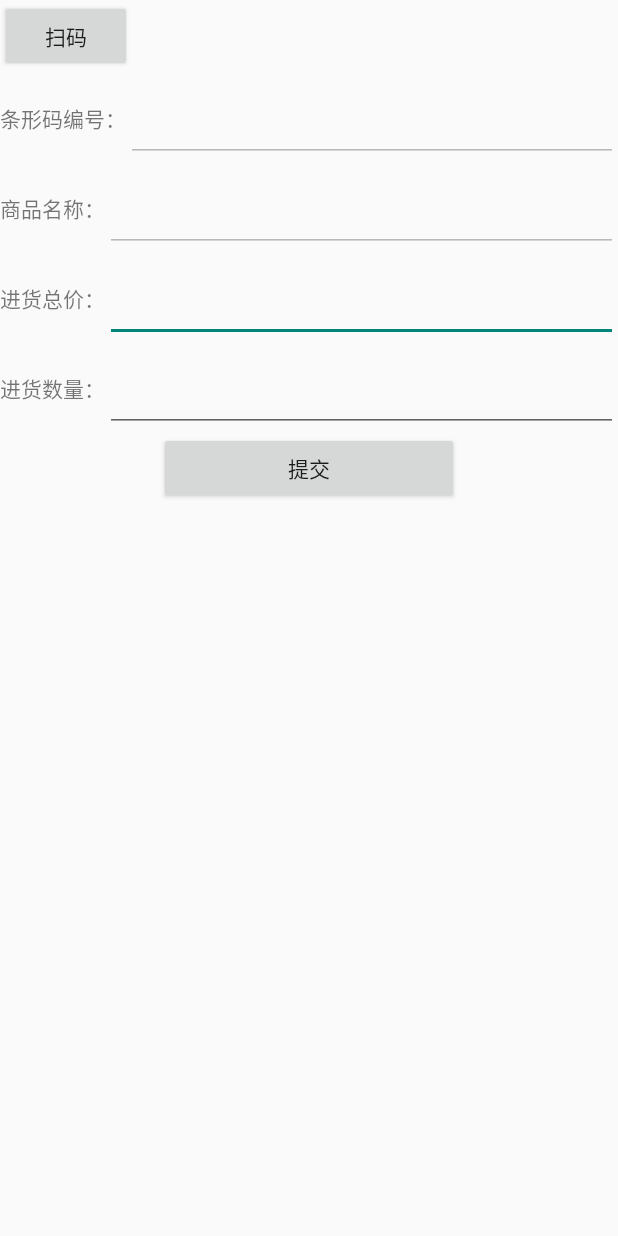
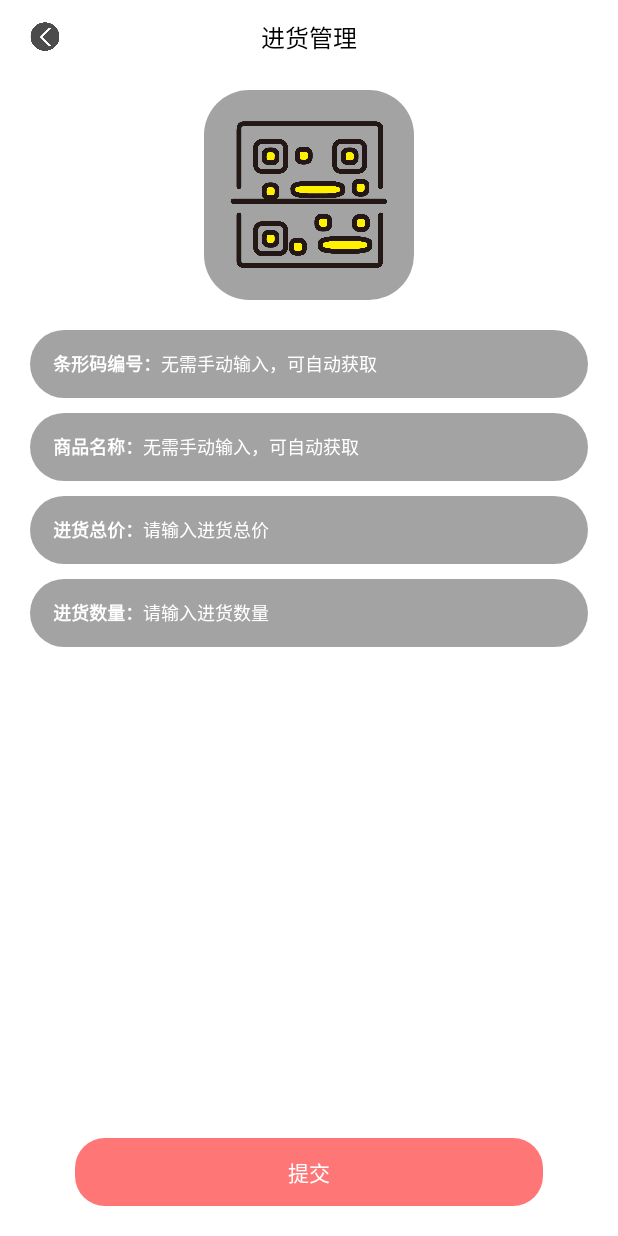
Before and after one commit to StarSky0414/yunshang, an Android app: the GoodsIntoActivity screen opened directly, with no data from a screen before it, on a phone screen of 412 x 824 dp. Run offline under Robolectric (Android 15) with nearby library versions, the phone set to English and light mode, and no system bars; our stand-ins replace EventBus; libraries missing offline, so code that uses them is left out: com.alibaba.fastjson, com.google.zxing.integration, org.greenrobot.greendao; 3 statements that could not run were skipped.

Commit message:
进货管理页面重写，软件名称修改

```diff
--- a/app/src/main/java/com/tts/starsky/phonesweepcode/view/GoodsIntoActivity.java
+++ b/app/src/main/java/com/tts/starsky/phonesweepcode/view/GoodsIntoActivity.java
@@ -8,6 +8,7 @@ import android.os.Bundle;
 import android.view.View;
 import android.widget.Button;
 import android.widget.EditText;
+import android.widget.TextView;
 import android.widget.Toast;
 
 import com.alibaba.fastjson.JSON;
@@ -21,7 +22,7 @@ import com.tts.starsky.phonesweepcode.db.provider.GoodsStockProvider;
 public class GoodsIntoActivity extends Activity implements View.OnClickListener, DialogInterface.OnClickListener {
 
     private Button bu_scan;
-    private Button submit_goods_info;
+    private TextView submit_goods_info;
     private EditText et_barcode;
     private EditText et_goodsName;
     private EditText et_intoPriceAll;
@@ -45,7 +46,7 @@ public class GoodsIntoActivity extends Activity implements View.OnClickListener,
     private void initView() {
         bu_scan = (Button) findViewById(R.id.bu_Scan);
         bu_scan.setOnClickListener(this);
-        submit_goods_info = (Button) findViewById(R.id.submit_goods_info);
+        submit_goods_info = (TextView) findViewById(R.id.submit_goods_info);
         submit_goods_info.setOnClickListener(this);
 
         et_barcode = (EditText) findViewById(R.id.et_barcode);
--- a/app/src/main/res/layout/activity_goods_info.xml
+++ b/app/src/main/res/layout/activity_goods_info.xml
@@ -13,7 +13,7 @@
         android:layout_height="50dp">
 
         <ImageView
-            android:id="@+id/iv_close_setting"
+            android:id="@+id/iv_close_good_info"
             android:layout_width="20dp"
             android:layout_height="20dp"
             android:layout_centerVertical="true"
@@ -131,6 +131,8 @@
             android:layout_height="45dp"
             android:background="#0000"
             android:hint="无需手动输入，可自动获取"
+            android:singleLine="true"
+            android:maxLines="1"
             android:textColor="#fff"
             android:textColorHint="#fff"
             android:textSize="12dp" />
--- a/app/src/main/res/layout/activity_main.xml
+++ b/app/src/main/res/layout/activity_main.xml
@@ -1,104 +1,190 @@
 <?xml version="1.0" encoding="utf-8"?>
 <RelativeLayout xmlns:android="http://schemas.android.com/apk/res/android"
-    xmlns:app="http://schemas.android.com/apk/res-auto"
-    xmlns:tools="http://schemas.android.com/tools"
     android:layout_width="match_parent"
     android:layout_height="match_parent"
-    tools:context=".MainActivity">
+    android:background="#fff"
+    android:paddingLeft="20dp"
+    android:paddingRight="20dp">
 
-    <Button
-        android:id="@+id/bu_Scan"
+    <RelativeLayout
+        android:id="@+id/rl_title"
+        android:layout_width="match_parent"
+        android:layout_height="50dp">
+
+        <ImageView
+            android:id="@+id/iv_close_main"
+            android:layout_width="20dp"
+            android:layout_height="20dp"
+            android:layout_centerVertical="true"
+            android:background="@mipmap/back_alpha" />
+
+        <TextView
+            android:id="@+id/tv_title"
+            android:layout_width="match_parent"
+            android:layout_height="30dp"
+            android:layout_centerInParent="true"
+            android:gravity="center"
+            android:text="进货管理"
+            android:textColor="#000"
+            android:textSize="16dp" />
+    </RelativeLayout>
+
+    <RelativeLayout
+        android:id="@+id/rl_scan"
         android:layout_width="wrap_content"
         android:layout_height="wrap_content"
-        android:text="扫码"
-        />
+        android:layout_below="@id/rl_title"
+        android:background="@drawable/shape_alpha_card"
+        android:padding="10dp"
+        android:layout_centerHorizontal="true"
+        android:layout_marginTop="10dp"
+        android:layout_marginBottom="10dp">
 
-    <!--<Button-->
-        <!--android:id="@+id/bu_getGoodsInfo"-->
-        <!--android:layout_width="wrap_content"-->
-        <!--android:layout_height="wrap_content"-->
-        <!--android:layout_alignParentTop="true"-->
-        <!--android:layout_alignParentEnd="true"-->
-        <!--android:text="自动获取商品信息" />-->
+        <Button
+            android:id="@+id/bu_Scan"
+            android:layout_width="120dp"
+            android:layout_height="120dp"
+            android:background="@mipmap/scan" />
+
+    </RelativeLayout>
 
     <LinearLayout
         android:id="@+id/ll_barcode"
-        android:layout_below="@id/bu_Scan"
         android:layout_width="match_parent"
-        android:layout_height="wrap_content">
+        android:layout_height="wrap_content"
+        android:layout_below="@id/rl_scan"
+        android:layout_marginTop="10dp"
+        android:background="@drawable/shape_alpha_card"
+        android:paddingLeft="15dp"
+        android:paddingRight="15dp">
+
         <TextView
             android:layout_width="wrap_content"
             android:layout_height="wrap_content"
             android:text="条形码编号："
-            />
+            android:textColor="#fff"
+            android:textSize="12dp"
+            android:textStyle="bold" />
+
         <EditText
-            android:enabled="false"
             android:id="@+id/et_barcode"
             android:layout_width="match_parent"
-            android:layout_height="60dp"
-            />
+            android:layout_height="45dp"
+            android:enabled="false"
+            android:background="#0000"
+            android:hint="无需手动输入，可自动获取"
+            android:inputType="number"
+            android:textColor="#fff"
+            android:textColorHint="#fff"
+            android:textSize="12dp"  />
     </LinearLayout>
 
     <LinearLayout
         android:id="@+id/ll_goodsName"
+        android:layout_width="match_parent"
+        android:layout_height="wrap_content"
         android:layout_below="@id/ll_barcode"
-        android:layout_width="match_parent"
-        android:layout_height="wrap_content">
+        android:layout_marginTop="10dp"
+        android:background="@drawable/shape_alpha_card"
+        android:paddingLeft="15dp"
+        android:paddingRight="15dp">
+
         <TextView
             android:layout_width="wrap_content"
             android:layout_height="wrap_content"
             android:text="商品名称："
-            />
+            android:textColor="#fff"
+            android:textSize="12dp"
+            android:textStyle="bold" />
+
         <EditText
-            android:enabled="false"
             android:id="@+id/et_goodsName"
             android:layout_width="match_parent"
-            android:layout_height="60dp"
-            />
+            android:layout_height="45dp"
+            android:enabled="false"
+            android:background="#0000"
+            android:hint="无需手动输入，可自动获取"
+            android:inputType="number"
+            android:textColor="#fff"
+            android:textColorHint="#fff"
+            android:textSize="12dp" />
     </LinearLayout>
+
     <LinearLayout
         android:id="@+id/ll_intoPriceAll"
+        android:layout_width="match_parent"
+        android:layout_height="wrap_content"
         android:layout_below="@id/ll_goodsName"
-        android:layout_width="match_parent"
-        android:layout_height="wrap_content">
+        android:layout_marginTop="10dp"
+        android:background="@drawable/shape_alpha_card"
+        android:paddingLeft="15dp"
+        android:paddingRight="15dp">
+
         <TextView
             android:layout_width="wrap_content"
             android:layout_height="wrap_content"
             android:text="进货总价："
-            />
+            android:textColor="#fff"
+            android:textSize="12dp"
+            android:textStyle="bold" />
+
         <EditText
-            android:inputType="number"
             android:id="@+id/et_intoPriceAll"
             android:layout_width="match_parent"
-            android:layout_height="60dp"
-            />
+            android:layout_height="45dp"
+            android:inputType="number"
+            android:background="#0000"
+            android:hint="请输入进货总价"
+            android:textColor="#fff"
+            android:textColorHint="#fff"
+            android:textSize="12dp"   />
     </LinearLayout>
+
     <LinearLayout
         android:id="@+id/ll_intoGoodsNum"
+        android:layout_width="match_parent"
+        android:layout_height="wrap_content"
         android:layout_below="@id/ll_intoPriceAll"
-        android:layout_width="match_parent"
-        android:layout_height="wrap_content">
+        android:layout_marginTop="10dp"
+        android:background="@drawable/shape_alpha_card"
+        android:paddingLeft="15dp"
+        android:paddingRight="15dp">
+
         <TextView
             android:layout_width="wrap_content"
             android:layout_height="wrap_content"
             android:text="进货数量："
-            />
+            android:textColor="#fff"
+            android:textSize="12dp"
+            android:textStyle="bold" />
+
         <EditText
-            android:inputType="number"
             android:id="@+id/et_intoGoodsNum"
             android:layout_width="match_parent"
-            android:layout_height="60dp"
-            />
+            android:layout_height="45dp"
+            android:inputType="number"
+            android:background="#0000"
+            android:hint="请输入进货数量"
+            android:textColor="#fff"
+            android:textColorHint="#fff"
+            android:textSize="12dp"  />
     </LinearLayout>
 
-    <Button
+    <TextView
         android:id="@+id/submit_goods_info"
-        android:layout_width="300px"
-        android:layout_height="wrap_content"
+        android:layout_width="match_parent"
+        android:layout_height="45dp"
+        android:layout_alignParentBottom="true"
         android:layout_centerHorizontal="true"
-        android:layout_below="@id/ll_intoGoodsNum"
+        android:layout_marginLeft="30dp"
+        android:layout_marginRight="30dp"
+        android:layout_marginBottom="20dp"
+        android:background="@drawable/shape_submit"
+        android:gravity="center"
         android:text="提交"
-        />
+        android:textColor="#fff" />
 
 
 </RelativeLayout>
+
+    <!--<Button--><!--android:id="@+id/bu_getGoodsInfo"--><!--android:layout_width="wrap_content"--><!--android:layout_height="wrap_content"--><!--android:layout_alignParentTop="true"--><!--android:layout_alignParentEnd="true"--><!--android:text="自动获取商品信息" />-->
--- a/app/src/main/res/values/strings.xml
+++ b/app/src/main/res/values/strings.xml
@@ -1,5 +1,5 @@
 <resources>
-    <string name="app_name">PhoneSweepCode</string>
+    <string name="app_name">Y&amp;S</string>
 
 
     <item name="tag_spinner_num" type="id"></item>
```
